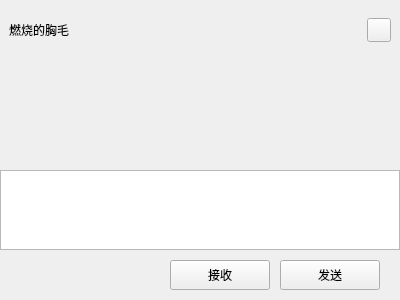
Qt form ChatOrionClient/chat_page.ui (orionlink/ChatOrion) before a commit.
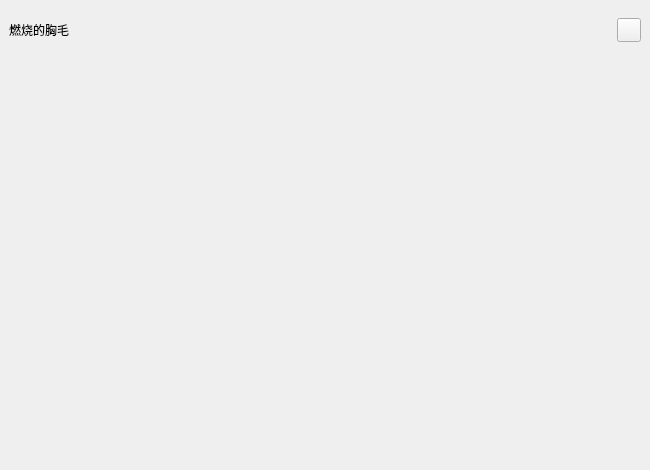
The same form after that commit. The open tabs and pages were chosen to show the change. Custom widgets are drawn as their Qt base class.

```diff
--- a/ChatOrionClient/chat_page.ui
+++ b/ChatOrionClient/chat_page.ui
@@ -6,8 +6,8 @@
    <rect>
     <x>0</x>
     <y>0</y>
-    <width>400</width>
-    <height>300</height>
+    <width>650</width>
+    <height>470</height>
    </rect>
   </property>
   <property name="windowTitle">
@@ -113,6 +113,40 @@
       <item>
        <widget class="ChatView" name="chat_data_list" native="true"/>
       </item>
+     </layout>
+    </widget>
+   </item>
+   <item>
+    <widget class="QStackedWidget" name="stackedWidget">
+     <property name="maximumSize">
+      <size>
+       <width>16777215</width>
+       <height>170</height>
+      </size>
+     </property>
+     <widget class="QWidget" name="input_page">
+      <property name="maximumSize">
+       <size>
+        <width>16777215</width>
+        <height>170</height>
+       </size>
+      </property>
+      <layout class="QVBoxLayout" name="verticalLayout_2">
+       <property name="spacing">
+        <number>0</number>
+       </property>
+       <property name="leftMargin">
+        <number>0</number>
+       </property>
+       <property name="topMargin">
+        <number>0</number>
+       </property>
+       <property name="rightMargin">
+        <number>0</number>
+       </property>
+       <property name="bottomMargin">
+        <number>0</number>
+       </property>
       <item>
        <widget class="QWidget" name="tool_wid" native="true">
         <property name="minimumSize">
@@ -362,6 +396,206 @@
        </widget>
       </item>
      </layout>
+     </widget>
+     <widget class="QWidget" name="action_page">
+      <property name="maximumSize">
+       <size>
+        <width>16777215</width>
+        <height>170</height>
+       </size>
+      </property>
+      <layout class="QHBoxLayout" name="horizontalLayout_2">
+       <property name="spacing">
+        <number>25</number>
+       </property>
+       <property name="leftMargin">
+        <number>0</number>
+       </property>
+       <property name="topMargin">
+        <number>0</number>
+       </property>
+       <property name="rightMargin">
+        <number>0</number>
+       </property>
+       <property name="bottomMargin">
+        <number>0</number>
+       </property>
+       <item>
+        <spacer name="horizontalSpacer_8">
+         <property name="orientation">
+          <enum>Qt::Horizontal</enum>
+         </property>
+         <property name="sizeHint" stdset="0">
+          <size>
+           <width>40</width>
+           <height>20</height>
+          </size>
+         </property>
+        </spacer>
+       </item>
+       <item>
+        <widget class="ClickedLabel" name="item_forward_lb">
+         <property name="minimumSize">
+          <size>
+           <width>32</width>
+           <height>32</height>
+          </size>
+         </property>
+         <property name="maximumSize">
+          <size>
+           <width>32</width>
+           <height>32</height>
+          </size>
+         </property>
+         <property name="text">
+          <string/>
+         </property>
+        </widget>
+       </item>
+       <item>
+        <widget class="ClickedLabel" name="merge_forward_lb">
+         <property name="minimumSize">
+          <size>
+           <width>32</width>
+           <height>32</height>
+          </size>
+         </property>
+         <property name="maximumSize">
+          <size>
+           <width>32</width>
+           <height>32</height>
+          </size>
+         </property>
+         <property name="text">
+          <string/>
+         </property>
+        </widget>
+       </item>
+       <item>
+        <widget class="ClickedLabel" name="collect_lb">
+         <property name="minimumSize">
+          <size>
+           <width>32</width>
+           <height>32</height>
+          </size>
+         </property>
+         <property name="maximumSize">
+          <size>
+           <width>32</width>
+           <height>32</height>
+          </size>
+         </property>
+         <property name="text">
+          <string/>
+         </property>
+        </widget>
+       </item>
+       <item>
+        <widget class="ClickedLabel" name="save_lb">
+         <property name="minimumSize">
+          <size>
+           <width>32</width>
+           <height>32</height>
+          </size>
+         </property>
+         <property name="maximumSize">
+          <size>
+           <width>32</width>
+           <height>32</height>
+          </size>
+         </property>
+         <property name="text">
+          <string/>
+         </property>
+        </widget>
+       </item>
+       <item>
+        <widget class="ClickedLabel" name="delete_lb">
+         <property name="minimumSize">
+          <size>
+           <width>32</width>
+           <height>32</height>
+          </size>
+         </property>
+         <property name="maximumSize">
+          <size>
+           <width>32</width>
+           <height>32</height>
+          </size>
+         </property>
+         <property name="text">
+          <string/>
+         </property>
+        </widget>
+       </item>
+       <item>
+        <spacer name="horizontalSpacer_9">
+         <property name="orientation">
+          <enum>Qt::Horizontal</enum>
+         </property>
+         <property name="sizeHint" stdset="0">
+          <size>
+           <width>40</width>
+           <height>20</height>
+          </size>
+         </property>
+        </spacer>
+       </item>
+       <item>
+        <widget class="QWidget" name="widget" native="true">
+         <property name="minimumSize">
+          <size>
+           <width>0</width>
+           <height>40</height>
+          </size>
+         </property>
+         <property name="maximumSize">
+          <size>
+           <width>40</width>
+           <height>16777215</height>
+          </size>
+         </property>
+         <layout class="QVBoxLayout" name="verticalLayout_3">
+          <item>
+           <widget class="ClickedLabel" name="action_close_lb">
+            <property name="minimumSize">
+             <size>
+              <width>15</width>
+              <height>15</height>
+             </size>
+            </property>
+            <property name="maximumSize">
+             <size>
+              <width>15</width>
+              <height>15</height>
+             </size>
+            </property>
+            <property name="text">
+             <string/>
+            </property>
+            <property name="scaledContents">
+             <bool>true</bool>
+            </property>
+           </widget>
+          </item>
+          <item>
+           <spacer name="verticalSpacer">
+            <property name="orientation">
+             <enum>Qt::Vertical</enum>
+            </property>
+            <property name="sizeHint" stdset="0">
+             <size>
+              <width>20</width>
+              <height>40</height>
+             </size>
+            </property>
+           </spacer>
+          </item>
+         </layout>
+        </widget>
+       </item>
+      </layout>
+     </widget>
     </widget>
    </item>
   </layout>
```
Lines whose indentation alone changed are shown as unchanged.
